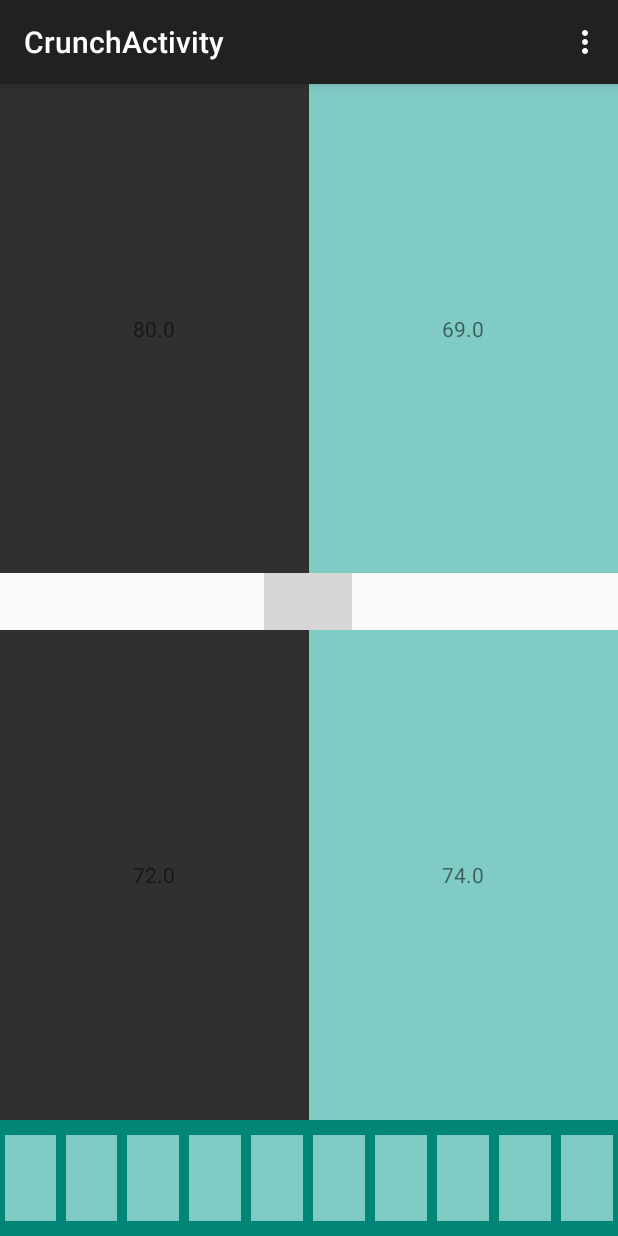
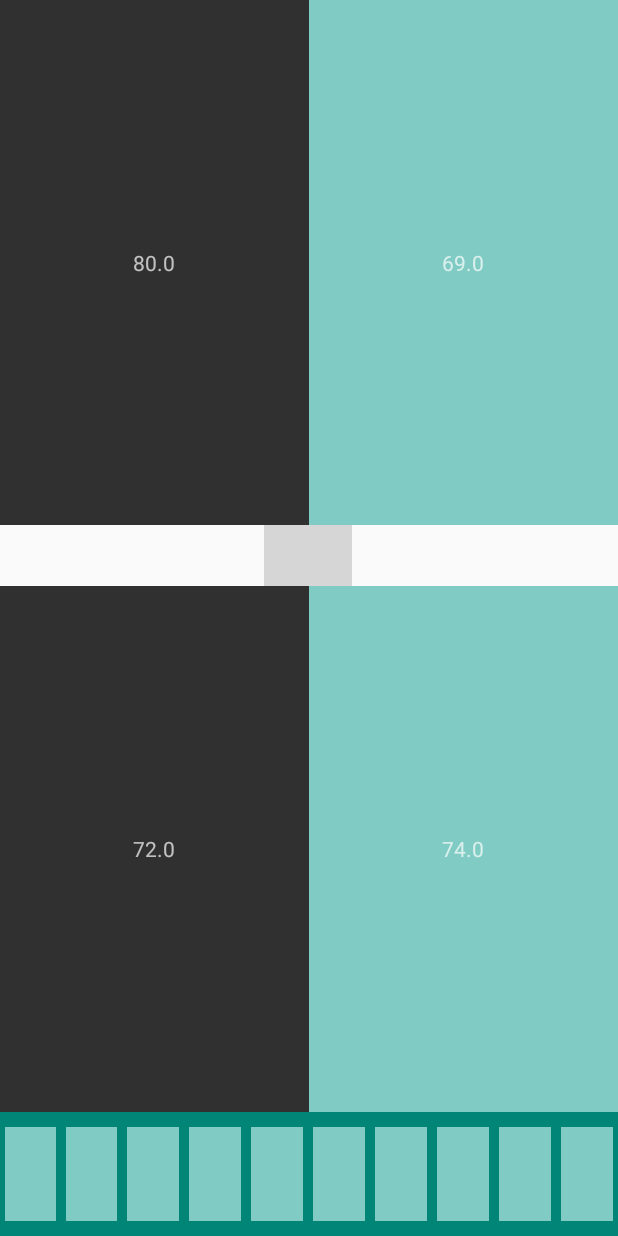
Before and after one commit to amverhagen/crunch, an Android app: the screen it shows after launch (CrunchActivity), after a tap on "START", on a phone screen of 412 x 824 dp. Run offline under Robolectric (Android 15) with nearby library versions, the light colour scheme and no system bars; grey boxes are pictures that could not be loaded.

Commit message:
Change crunchactivity to no actionbar style

```diff
--- a/app/src/main/AndroidManifest.xml
+++ b/app/src/main/AndroidManifest.xml
@@ -19,6 +19,7 @@
         </activity>
 
         <activity
+            android:theme="@style/Theme.AppCompat.NoActionBar"
             android:name=".CrunchActivity"
             android:label="@string/title_activity_crunch"
             android:screenOrientation="portrait"></activity>
--- a/app/src/main/res/layout/activity_crunch.xml
+++ b/app/src/main/res/layout/activity_crunch.xml
@@ -38,6 +38,7 @@
         android:layout_width="match_parent"
         android:layout_height="0dp"
         android:layout_weight=".5"
+        android:background="@color/background_material_light"
         android:orientation="horizontal"
         android:weightSum="7">
 
```
